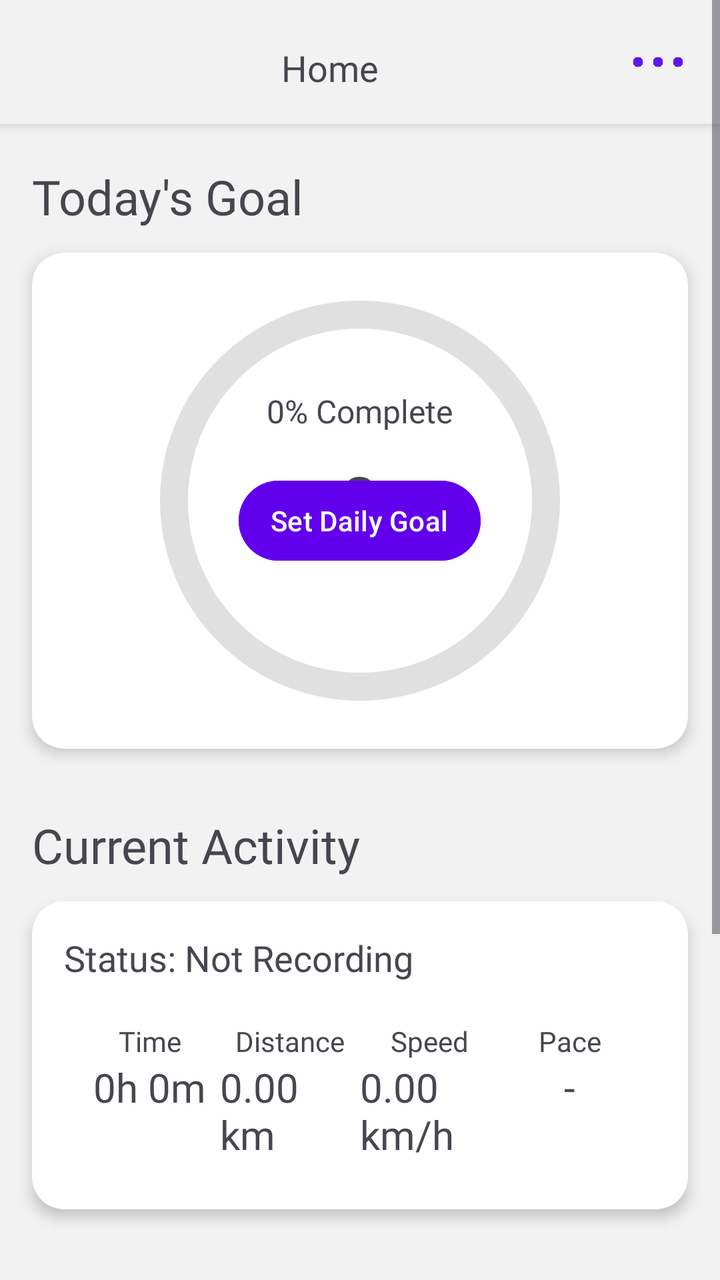
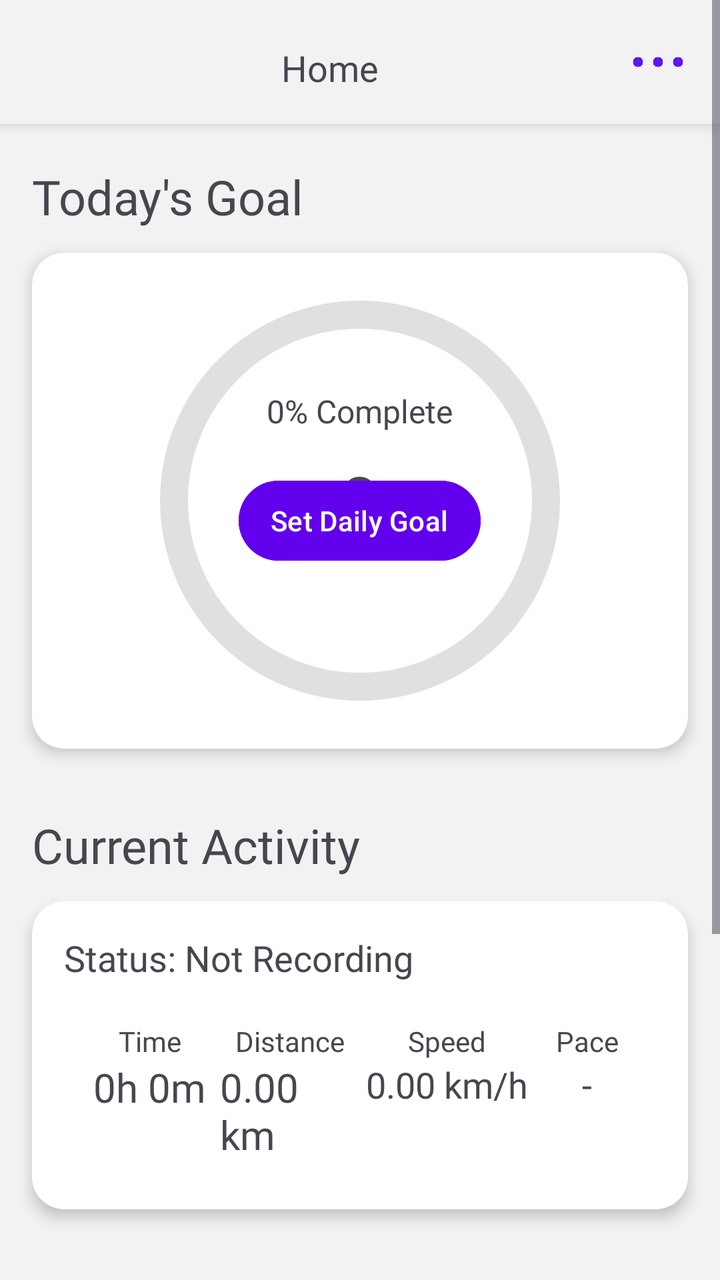

Before-and-after screenshots of an Android layout around one commit, followed by the original layout XML and the change that was made.
<!-- AndroidManifest.xml: application theme Theme.StepSync -->
<!-- res/layout/fragment_home.xml -->
<?xml version="1.0" encoding="utf-8"?>
<ScrollView xmlns:android="http://schemas.android.com/apk/res/android"
    xmlns:app="http://schemas.android.com/apk/res-auto"
    android:layout_width="match_parent"
    android:layout_height="match_parent"
    android:fillViewport="true"
    android:background="@drawable/gradient_drawable">

    <LinearLayout
        android:orientation="vertical"
        android:layout_width="match_parent"
        android:layout_height="wrap_content"
        android:paddingBottom="24dp">

        
        <LinearLayout
            android:layout_width="match_parent"
            android:layout_height="wrap_content"
            android:orientation="horizontal"
            android:padding="16dp"
            android:background="@drawable/header_drawable"
            android:layout_marginBottom="12dp"
            android:elevation="4dp">

            <TextView
                android:layout_width="0dp"
                android:layout_height="wrap_content"
                android:layout_weight="1"
                android:text="Home"
                android:textSize="18sp"
                android:fontFamily="@font/f42dotsans_extrabold"
                android:textAlignment="center" />

            <Button
                android:id="@+id/button_settings"
                android:layout_width="30dp"
                android:layout_height="30dp"
                android:background="@drawable/settings_icon" />
        </LinearLayout>

        
        <TextView
            android:layout_width="match_parent"
            android:layout_height="wrap_content"
            android:layout_marginHorizontal="16dp"
            android:layout_marginTop="8dp"
            android:layout_marginBottom="12dp"
            android:fontFamily="@font/f42dotsans_bold"
            android:textSize="24sp"
            android:text="Today's Goal"/>

        <androidx.cardview.widget.CardView
            android:layout_width="match_parent"
            android:layout_height="wrap_content"
            android:layout_marginHorizontal="16dp"
            app:cardCornerRadius="16dp"
            app:cardElevation="4dp"
            android:layout_marginBottom="24dp">
            
            <RelativeLayout
                android:layout_width="match_parent"
                android:layout_height="wrap_content"
                android:padding="20dp">
                
                
                <com.google.android.material.progressindicator.CircularProgressIndicator
                    android:id="@+id/progress_steps"
                    android:layout_width="wrap_content"
                    android:layout_height="wrap_content"
                    android:layout_centerInParent="true"
                    app:indicatorSize="200dp"
                    app:trackThickness="14dp"
                    app:indicatorColor="@color/purple_500"
                    app:trackColor="#E0E0E0"
                    app:trackCornerRadius="3dp"/>
                    
                
                <TextView
                    android:id="@+id/text_step_count"
                    android:layout_width="wrap_content"
                    android:layout_height="wrap_content"
                    android:layout_centerInParent="true"
                    android:fontFamily="@font/f42dotsans_extrabold"
                    android:textSize="36sp"
                    android:text="0"/>
                    
                
                <TextView
                    android:id="@+id/text_goal_percentage"
                    android:layout_width="wrap_content"
                    android:layout_height="wrap_content"
                    android:layout_below="@id/text_step_count"
                    android:layout_centerHorizontal="true"
                    android:fontFamily="@font/f42dotsans_regular"
                    android:textSize="16sp"
                    android:text="0% Complete"/>
                    
                
                <Button
                    android:id="@+id/button_set_goal"
                    android:layout_width="wrap_content"
                    android:layout_height="wrap_content"
                    android:layout_below="@id/text_goal_percentage"
                    android:layout_centerHorizontal="true"
                    android:layout_marginTop="20dp"
                    android:text="Set Daily Goal"
                    android:backgroundTint="@color/purple_500"
                    android:textColor="@android:color/white"
                    android:paddingHorizontal="16dp"
                    android:paddingVertical="8dp"/>
            </RelativeLayout>
        </androidx.cardview.widget.CardView>

        
        <TextView
            android:layout_width="match_parent"
            android:layout_height="wrap_content"
            android:layout_marginHorizontal="16dp"
            android:layout_marginTop="8dp"
            android:layout_marginBottom="12dp"
            android:fontFamily="@font/f42dotsans_bold"
            android:textSize="24sp"
            android:text="Current Activity"/>

        <androidx.cardview.widget.CardView
            android:layout_width="match_parent"
            android:layout_height="wrap_content"
            android:layout_marginHorizontal="16dp"
            app:cardCornerRadius="16dp"
            app:cardElevation="4dp"
            android:layout_marginBottom="24dp">

            <LinearLayout
                android:layout_width="match_parent"
                android:layout_height="wrap_content"
                android:orientation="vertical"
                android:padding="16dp">

                <TextView
                    android:id="@+id/text_home_status"
                    android:layout_width="match_parent"
                    android:layout_height="wrap_content"
                    android:fontFamily="@font/f42dotsans_bold"
                    android:textSize="18sp"
                    android:text="Status: Not Recording"
                    android:layout_marginBottom="12dp"/>

                <LinearLayout
                    android:layout_width="match_parent"
                    android:layout_height="wrap_content"
                    android:orientation="horizontal"
                    android:padding="8dp"
                    android:weightSum="4">
                    
                    <LinearLayout
                        android:layout_width="0dp"
                        android:layout_height="match_parent"
                        android:orientation="vertical"
                        android:layout_weight="1">
                        <TextView
                            android:fontFamily="@font/f42dotsans_regular"
                            android:layout_width="wrap_content"
                            android:layout_height="wrap_content"
                            android:layout_gravity="center"
                            android:text="Time"
                            android:textSize="14sp"/>

                        <TextView
                            android:fontFamily="@font/f42dotsans_extrabold"
                            android:id="@+id/text_home_time"
                            android:layout_width="wrap_content"
                            android:layout_height="wrap_content"
                            android:layout_gravity="center"
                            android:text="0h 0m"
                            android:textSize="20sp"/>
                    </LinearLayout>

                    <LinearLayout
                        android:layout_width="0dp"
                        android:layout_height="match_parent"
                        android:orientation="vertical"
                        android:layout_weight="1">
                        <TextView
                            android:fontFamily="@font/f42dotsans_regular"
                            android:layout_width="wrap_content"
                            android:layout_height="wrap_content"
                            android:layout_gravity="center"
                            android:text="Distance"
                            android:textSize="14sp"/>

                        <TextView
                            android:fontFamily="@font/f42dotsans_extrabold"
                            android:id="@+id/text_home_distance"
                            android:layout_width="wrap_content"
                            android:layout_height="wrap_content"
                            android:layout_gravity="center"
                            android:text="0.00 km"
                            android:textSize="20sp"/>
                    </LinearLayout>

                    <LinearLayout
                        android:layout_width="0dp"
                        android:layout_height="match_parent"
                        android:orientation="vertical"
                        android:layout_weight="1">
                        <TextView
                            android:fontFamily="@font/f42dotsans_regular"
                            android:layout_width="wrap_content"
                            android:layout_height="wrap_content"
                            android:layout_gravity="center"
                            android:text="Speed"
                            android:textSize="14sp"/>

                        <TextView
                            android:fontFamily="@font/f42dotsans_extrabold"
                            android:id="@+id/text_home_speed"
                            android:layout_width="wrap_content"
                            android:layout_height="wrap_content"
                            android:layout_gravity="center"
                            android:text="0.00 km/h"
                            android:textSize="20sp"/>
                    </LinearLayout>
                    
                    <LinearLayout
                        android:layout_width="0dp"
                        android:layout_height="match_parent"
                        android:orientation="vertical"
                        android:layout_weight="1">
                        <TextView
                            android:fontFamily="@font/f42dotsans_regular"
                            android:layout_width="wrap_content"
                            android:layout_height="wrap_content"
                            android:layout_gravity="center"
                            android:text="Pace"
                            android:textSize="14sp"/>

                        <TextView
                            android:fontFamily="@font/f42dotsans_extrabold"
                            android:id="@+id/text_home_pace"
                            android:layout_width="wrap_content"
                            android:layout_height="wrap_content"
                            android:layout_gravity="center"
                            android:text="-"
                            android:textSize="20sp"/>
                    </LinearLayout>
                </LinearLayout>
            </LinearLayout>
        </androidx.cardview.widget.CardView>

        
        <TextView
            android:layout_width="match_parent"
            android:layout_height="wrap_content"
            android:layout_marginHorizontal="16dp"
            android:layout_marginTop="8dp"
            android:layout_marginBottom="12dp"
            android:fontFamily="@font/f42dotsans_bold"
            android:textSize="24sp"
            android:text="This Week"/>

        <androidx.cardview.widget.CardView
            android:layout_width="match_parent"
            android:layout_height="wrap_content"
            android:layout_marginHorizontal="16dp"
            app:cardCornerRadius="16dp"
            app:cardElevation="4dp"
            android:layout_marginBottom="16dp">

            <LinearLayout
                android:layout_width="match_parent"
                android:layout_height="wrap_content"
                android:orientation="vertical"
                android:padding="16dp">

                <LinearLayout
                    android:layout_width="match_parent"
                    android:layout_height="wrap_content"
                    android:orientation="horizontal">

                    <LinearLayout
                        android:layout_width="0dp"
                        android:layout_height="wrap_content"
                        android:orientation="vertical"
                        android:layout_weight="1"
                        android:gravity="center">
                        
                        <TextView
                            android:layout_width="wrap_content"
                            android:layout_height="wrap_content"
                            android:fontFamily="@font/f42dotsans_regular"
                            android:textSize="16sp"
                            android:text="Activities"/>
                            
                        <TextView
                            android:id="@+id/text_activities"
                            android:layout_width="wrap_content"
                            android:layout_height="wrap_content"
                            android:fontFamily="@font/f42dotsans_bold"
                            android:textSize="24sp"
                            android:text="0"/>
                    </LinearLayout>

                    <LinearLayout
                        android:layout_width="0dp"
                        android:layout_height="wrap_content"
                        android:orientation="vertical"
                        android:layout_weight="1"
                        android:gravity="center">
                        
                        <TextView
                            android:layout_width="wrap_content"
                            android:layout_height="wrap_content"
                            android:fontFamily="@font/f42dotsans_regular"
                            android:textSize="16sp"
                            android:text="Time"/>
                            
                        <TextView
                            android:id="@+id/text_time"
                            android:layout_width="wrap_content"
                            android:layout_height="wrap_content"
                            android:fontFamily="@font/f42dotsans_bold"
                            android:textSize="24sp"
                            android:text="0h 0m"/>
                    </LinearLayout>
                </LinearLayout>
                
                <LinearLayout
                    android:layout_width="match_parent"
                    android:layout_height="wrap_content"
                    android:orientation="horizontal"
                    android:layout_marginTop="16dp">

                    <LinearLayout
                        android:layout_width="0dp"
                        android:layout_height="wrap_content"
                        android:orientation="vertical"
                        android:layout_weight="1"
                        android:gravity="center">
                        
                        <TextView
                            android:layout_width="wrap_content"
                            android:layout_height="wrap_content"
                            android:fontFamily="@font/f42dotsans_regular"
                            android:textSize="16sp"
                            android:text="Distance"/>
                            
                        <TextView
                            android:id="@+id/text_distance"
                            android:layout_width="wrap_content"
                            android:layout_height="wrap_content"
                            android:fontFamily="@font/f42dotsans_bold"
                            android:textSize="24sp"
                            android:text="0.00 km"/>
                    </LinearLayout>
                    
                    <LinearLayout
                        android:layout_width="0dp"
                        android:layout_height="wrap_content"
                        android:orientation="vertical"
                        android:layout_weight="1"
                        android:gravity="center">
                        
                        <TextView
                            android:layout_width="wrap_content"
                            android:layout_height="wrap_content"
                            android:fontFamily="@font/f42dotsans_regular"
                            android:textSize="16sp"
                            android:text="Avg. Pace"/>
                            
                        <TextView
                            android:id="@+id/text_pace"
                            android:layout_width="wrap_content"
                            android:layout_height="wrap_content"
                            android:fontFamily="@font/f42dotsans_bold"
                            android:textSize="24sp"
                            android:text="-"/>
                    </LinearLayout>
                </LinearLayout>
            </LinearLayout>
        </androidx.cardview.widget.CardView>
    </LinearLayout>
</ScrollView>
<!-- resources referenced by this layout -->
<resources>
  <color name="purple_500">#FF6200EE</color>
  <!-- drawable gradient_drawable (drawable) -->
  <?xml version = "1.0" encoding = "utf-8" ?>
  <shape
      android:shape = "rectangle"
      xmlns:android = "http://schemas.android.com/apk/res/android" >
  
      <gradient
          android:startColor = "#F2F2F2"
          android:centerColor="#F2F2F2"
          android:endColor = "#F2F2F2"
          android:angle = "1"
          android:type = "linear"/>
  
  
  
  
  
  
  
  </shape>
  <!-- drawable header_drawable (drawable) -->
  <?xml version="1.0" encoding="UTF-8"?>
  <shape xmlns:android="http://schemas.android.com/apk/res/android">
  
      <stroke android:width="4dp"
          android:color="#f2f2f2"/>
  
      <solid android:color="#f2f2f2"/>
  
      <padding android:left="1dp"
          android:top="1dp"
          android:right="1dp"
          android:bottom="1dp"/>
  </shape>
  <!-- drawable settings_icon: png bitmap (drawable, 33830 bytes) -->
  <style name="Theme.StepSync" parent="Theme.Material3.DayNight.NoActionBar">
          
          <item name="colorPrimary">@color/primary_color</item>
          <item name="colorOnPrimary">@color/background_color</item>
          <item name="colorSurface">@color/background_color</item>
          <item name="colorOnSurface">@color/text_color</item>
          <item name="android:colorBackground">@color/background_color</item>
  
          
          <item name="buttonTint">@color/primary_color</item>
  
          
          <item name="android:statusBarColor">@android:color/transparent</item>
          <item name="android:navigationBarColor">@android:color/transparent</item>
          <item name="android:windowLightStatusBar">true</item>
  
          
          <item name="toolbarStyle">@style/Widget.Material3.Toolbar</item>
      </style>
  <color name="primary_color">#5e17eb</color>
  <color name="background_color">#ffffff</color>
  <color name="text_color">#0f0f0f</color>
</resources>

<!-- the commit's change to res/layout/fragment_home.xml (unified diff, before → after) -->
@@ -202,7 +202,7 @@
                         android:layout_width="0dp"
                         android:layout_height="match_parent"
                         android:orientation="vertical"
-                        android:layout_weight="1">
+                        android:layout_weight="1.25">
                         <TextView
                             android:fontFamily="@font/f42dotsans_regular"
                             android:layout_width="wrap_content"
@@ -217,15 +217,16 @@
                             android:layout_width="wrap_content"
                             android:layout_height="wrap_content"
                             android:layout_gravity="center"
+                            android:gravity="center"
                             android:text="0.00 km/h"
-                            android:textSize="20sp"/>
+                            android:textSize="18sp"/>
                     </LinearLayout>
                     
                     <LinearLayout
                         android:layout_width="0dp"
                         android:layout_height="match_parent"
                         android:orientation="vertical"
-                        android:layout_weight="1">
+                        android:layout_weight="0.75">
                         <TextView
                             android:fontFamily="@font/f42dotsans_regular"
                             android:layout_width="wrap_content"
@@ -241,7 +242,7 @@
                             android:layout_height="wrap_content"
                             android:layout_gravity="center"
                             android:text="-"
-                            android:textSize="20sp"/>
+                            android:textSize="18sp"/>
                     </LinearLayout>
                 </LinearLayout>
             </LinearLayout>
